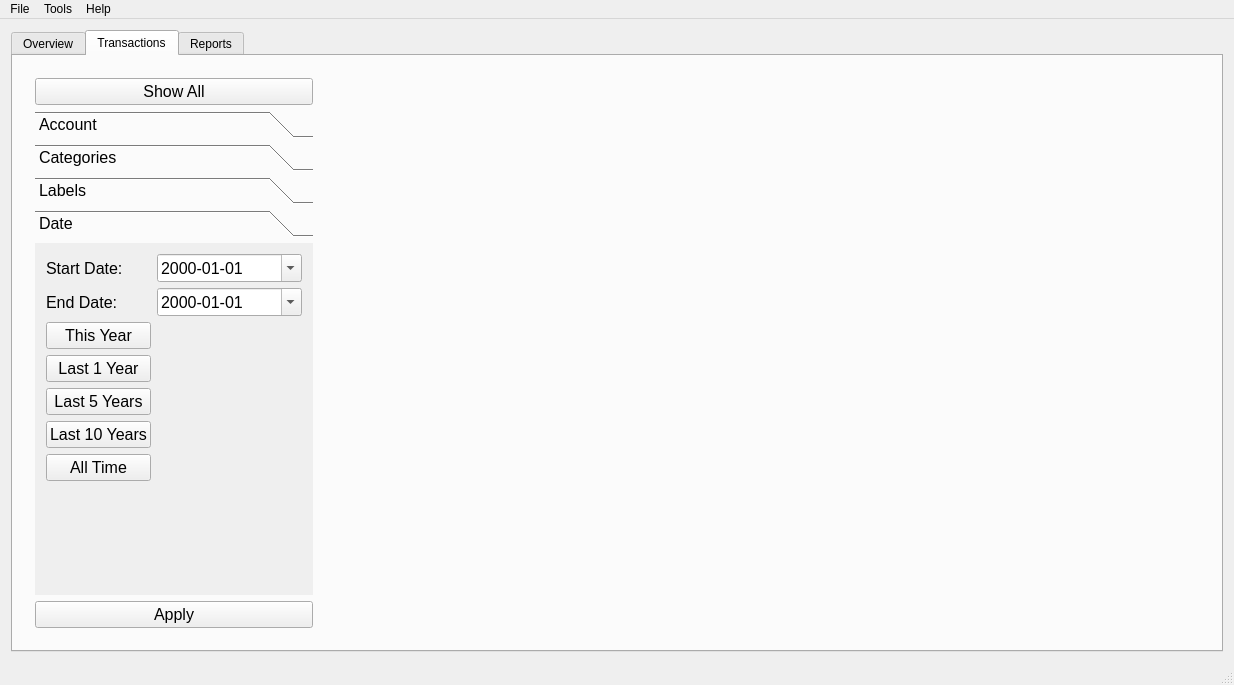
Above: transactionmanager.ui from tallest4eva/qt-TransactionManager before the change. Below: the same form after it.
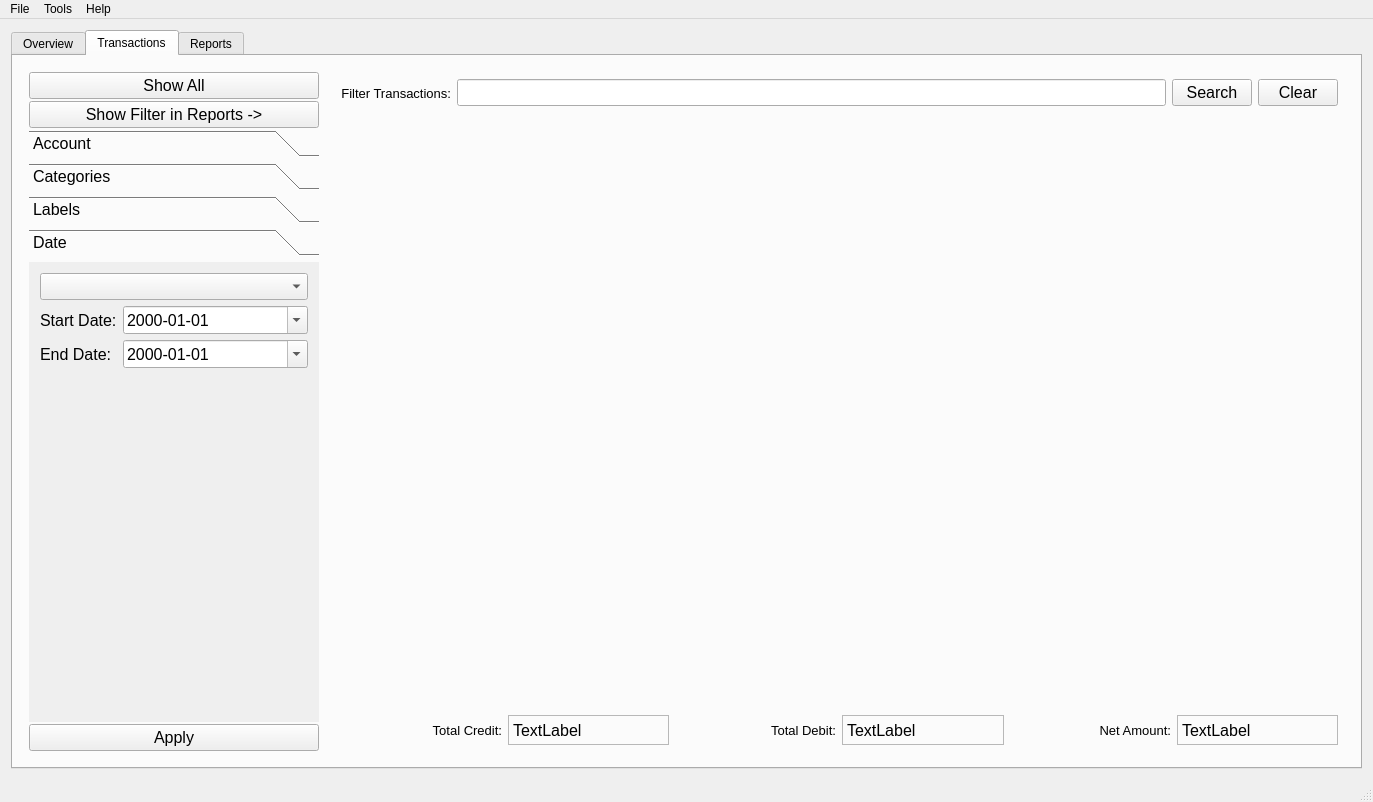
That is the form after the change. The open tabs and pages were chosen to show the change. Icons and pictures are not drawn.

Commit message: Added numerous features to Transaction Manaber.

```diff
--- a/transactionmanager.ui
+++ b/transactionmanager.ui
@@ -6,8 +6,8 @@
    <rect>
     <x>0</x>
     <y>0</y>
-    <width>1234</width>
-    <height>685</height>
+    <width>1373</width>
+    <height>802</height>
    </rect>
   </property>
   <property name="windowTitle">
@@ -291,6 +291,21 @@
            </size>
           </property>
           <layout class="QVBoxLayout" name="verticalLayout_14">
+           <property name="spacing">
+            <number>2</number>
+           </property>
+           <property name="leftMargin">
+            <number>5</number>
+           </property>
+           <property name="topMargin">
+            <number>5</number>
+           </property>
+           <property name="rightMargin">
+            <number>5</number>
+           </property>
+           <property name="bottomMargin">
+            <number>5</number>
+           </property>
            <item>
             <widget class="QPushButton" name="transactionAllButton">
              <property name="font">
@@ -303,6 +318,18 @@
              </property>
             </widget>
            </item>
+           <item>
+            <widget class="QPushButton" name="transactionShowInReportsButton">
+             <property name="font">
+              <font>
+               <pointsize>12</pointsize>
+              </font>
+             </property>
+             <property name="text">
+              <string>Show Filter in Reports -&gt;</string>
+             </property>
+            </widget>
+           </item>
            <item>
             <widget class="QToolBox" name="transactionToolBox">
              <property name="font">
@@ -450,8 +477,8 @@
                <rect>
                 <x>0</x>
                 <y>0</y>
-                <width>250</width>
-                <height>255</height>
+                <width>211</width>
+                <height>111</height>
                </rect>
               </property>
               <attribute name="label">
@@ -461,7 +488,10 @@
                <property name="fieldGrowthPolicy">
                 <enum>QFormLayout::AllNonFixedFieldsGrow</enum>
                </property>
-               <item row="0" column="0">
+               <item row="0" column="0" colspan="2">
+                <widget class="QComboBox" name="transactionDateComboBox"/>
+               </item>
+               <item row="1" column="0">
                 <widget class="QLabel" name="transactionStartDateLabel">
                  <property name="maximumSize">
                   <size>
@@ -474,7 +504,7 @@
                  </property>
                 </widget>
                </item>
-               <item row="0" column="1">
+               <item row="1" column="1">
                 <widget class="QDateEdit" name="transactionStartDateEdit">
                  <property name="specialValueText">
                   <string/>
@@ -487,14 +517,14 @@
                  </property>
                 </widget>
                </item>
-               <item row="2" column="0">
+               <item row="3" column="0">
                 <widget class="QLabel" name="transactionEndDateLabel">
                  <property name="text">
                   <string>End Date:</string>
                  </property>
                 </widget>
                </item>
-               <item row="2" column="1">
+               <item row="3" column="1">
                 <widget class="QDateEdit" name="transactionEndDateEdit">
                  <property name="displayFormat">
                   <string>yyyy-MM-dd</string>
@@ -504,101 +534,6 @@
                  </property>
                 </widget>
                </item>
-               <item row="3" column="0">
-                <widget class="QPushButton" name="transactionDateThisYearButton">
-                 <property name="sizePolicy">
-                  <sizepolicy hsizetype="Preferred" vsizetype="Fixed">
-                   <horstretch>0</horstretch>
-                   <verstretch>0</verstretch>
-                  </sizepolicy>
-                 </property>
-                 <property name="minimumSize">
-                  <size>
-                   <width>105</width>
-                   <height>0</height>
-                  </size>
-                 </property>
-                 <property name="text">
-                  <string>This Year</string>
-                 </property>
-                </widget>
-               </item>
-               <item row="4" column="0">
-                <widget class="QPushButton" name="transactionDate1YearButton">
-                 <property name="sizePolicy">
-                  <sizepolicy hsizetype="Preferred" vsizetype="Fixed">
-                   <horstretch>0</horstretch>
-                   <verstretch>0</verstretch>
-                  </sizepolicy>
-                 </property>
-                 <property name="minimumSize">
-                  <size>
-                   <width>105</width>
-                   <height>0</height>
-                  </size>
-                 </property>
-                 <property name="text">
-                  <string>Last 1 Year</string>
-                 </property>
-                </widget>
-               </item>
-               <item row="5" column="0">
-                <widget class="QPushButton" name="transactionDate5YearButton">
-                 <property name="sizePolicy">
-                  <sizepolicy hsizetype="Preferred" vsizetype="Fixed">
-                   <horstretch>0</horstretch>
-                   <verstretch>0</verstretch>
-                  </sizepolicy>
-                 </property>
-                 <property name="minimumSize">
-                  <size>
-                   <width>105</width>
-                   <height>0</height>
-                  </size>
-                 </property>
-                 <property name="text">
-                  <string>Last 5 Years</string>
-                 </property>
-                </widget>
-               </item>
-               <item row="6" column="0">
-                <widget class="QPushButton" name="transactionDate10YearButton">
-                 <property name="sizePolicy">
-                  <sizepolicy hsizetype="Preferred" vsizetype="Fixed">
-                   <horstretch>0</horstretch>
-                   <verstretch>0</verstretch>
-                  </sizepolicy>
-                 </property>
-                 <property name="minimumSize">
-                  <size>
-                   <width>105</width>
-                   <height>0</height>
-                  </size>
-                 </property>
-                 <property name="text">
-                  <string>Last 10 Years</string>
-                 </property>
-                </widget>
-               </item>
-               <item row="7" column="0">
-                <widget class="QPushButton" name="transactionDateAllTimeButton">
-                 <property name="sizePolicy">
-                  <sizepolicy hsizetype="Preferred" vsizetype="Fixed">
-                   <horstretch>0</horstretch>
-                   <verstretch>0</verstretch>
-                  </sizepolicy>
-                 </property>
-                 <property name="minimumSize">
-                  <size>
-                   <width>105</width>
-                   <height>0</height>
-                  </size>
-                 </property>
-                 <property name="text">
-                  <string>All Time</string>
-                 </property>
-                </widget>
-               </item>
               </layout>
              </widget>
             </widget>
@@ -619,14 +554,252 @@
          </widget>
         </item>
         <item>
-         <widget class="QWidget" name="transactionListWidget" native="true">
+         <widget class="QWidget" name="transactionTabWidget" native="true">
           <property name="sizePolicy">
            <sizepolicy hsizetype="Expanding" vsizetype="Preferred">
             <horstretch>0</horstretch>
             <verstretch>0</verstretch>
            </sizepolicy>
           </property>
-          <layout class="QHBoxLayout" name="horizontalLayout_18"/>
+          <layout class="QVBoxLayout" name="horizontalLayout_21">
+           <item>
+            <widget class="QWidget" name="transactionSearchWidget" native="true">
+             <property name="maximumSize">
+              <size>
+               <width>16777215</width>
+               <height>30</height>
+              </size>
+             </property>
+             <layout class="QHBoxLayout" name="horizontalLayout_18">
+              <property name="leftMargin">
+               <number>0</number>
+              </property>
+              <property name="topMargin">
+               <number>0</number>
+              </property>
+              <property name="rightMargin">
+               <number>0</number>
+              </property>
+              <property name="bottomMargin">
+               <number>0</number>
+              </property>
+              <item>
+               <widget class="QLabel" name="transactionSearchLabel">
+                <property name="font">
+                 <font>
+                  <pointsize>10</pointsize>
+                 </font>
+                </property>
+                <property name="text">
+                 <string>Filter Transactions:</string>
+                </property>
+                <property name="alignment">
+                 <set>Qt::AlignRight|Qt::AlignTrailing|Qt::AlignVCenter</set>
+                </property>
+               </widget>
+              </item>
+              <item>
+               <widget class="QLineEdit" name="transactionSearchTextLineEdit">
+                <property name="minimumSize">
+                 <size>
+                  <width>0</width>
+                  <height>25</height>
+                 </size>
+                </property>
+                <property name="font">
+                 <font>
+                  <pointsize>12</pointsize>
+                 </font>
+                </property>
+               </widget>
+              </item>
+              <item>
+               <widget class="QPushButton" name="transactionSearchButton">
+                <property name="font">
+                 <font>
+                  <pointsize>12</pointsize>
+                 </font>
+                </property>
+                <property name="text">
+                 <string>Search</string>
+                </property>
+               </widget>
+              </item>
+              <item>
+               <widget class="QPushButton" name="transactionSearchClearButton">
+                <property name="font">
+                 <font>
+                  <pointsize>12</pointsize>
+                 </font>
+                </property>
+                <property name="text">
+                 <string>Clear</string>
+                </property>
+               </widget>
+              </item>
+             </layout>
+            </widget>
+           </item>
+           <item>
+            <widget class="QWidget" name="transactionListWidget" native="true">
+             <layout class="QHBoxLayout" name="horizontalLayout_20">
+              <property name="leftMargin">
+               <number>0</number>
+              </property>
+              <property name="topMargin">
+               <number>0</number>
+              </property>
+              <property name="rightMargin">
+               <number>0</number>
+              </property>
+              <property name="bottomMargin">
+               <number>0</number>
+              </property>
+             </layout>
+            </widget>
+           </item>
+           <item>
+            <widget class="QWidget" name="transactionDisplayWidget" native="true">
+             <property name="maximumSize">
+              <size>
+               <width>16777215</width>
+               <height>30</height>
+              </size>
+             </property>
+             <layout class="QHBoxLayout" name="horizontalLayout_19">
+              <property name="leftMargin">
+               <number>0</number>
+              </property>
+              <property name="topMargin">
+               <number>0</number>
+              </property>
+              <property name="rightMargin">
+               <number>0</number>
+              </property>
+              <property name="bottomMargin">
+               <number>0</number>
+              </property>
+              <item>
+               <widget class="QLabel" name="transactionDisplayCreditLabel">
+                <property name="font">
+                 <font>
+                  <pointsize>10</pointsize>
+                 </font>
+                </property>
+                <property name="text">
+                 <string>Total Credit:</string>
+                </property>
+                <property name="alignment">
+                 <set>Qt::AlignRight|Qt::AlignTrailing|Qt::AlignVCenter</set>
+                </property>
+               </widget>
+              </item>
+              <item>
+               <widget class="QLabel" name="transactionDisplayCreditValue">
+                <property name="minimumSize">
+                 <size>
+                  <width>0</width>
+                  <height>25</height>
+                 </size>
+                </property>
+                <property name="font">
+                 <font>
+                  <pointsize>12</pointsize>
+                 </font>
+                </property>
+                <property name="frameShape">
+                 <enum>QFrame::StyledPanel</enum>
+                </property>
+                <property name="frameShadow">
+                 <enum>QFrame::Sunken</enum>
+                </property>
+                <property name="text">
+                 <string>TextLabel</string>
+                </property>
+               </widget>
+              </item>
+              <item>
+               <widget class="QLabel" name="transactionDisplayDebitLabel">
+                <property name="font">
+                 <font>
+                  <pointsize>10</pointsize>
+                 </font>
+                </property>
+                <property name="text">
+                 <string>Total Debit:</string>
+                </property>
+                <property name="alignment">
+                 <set>Qt::AlignRight|Qt::AlignTrailing|Qt::AlignVCenter</set>
+                </property>
+               </widget>
+              </item>
+              <item>
+               <widget class="QLabel" name="transactionDisplayDebitValue">
+                <property name="minimumSize">
+                 <size>
+                  <width>0</width>
+                  <height>25</height>
+                 </size>
+                </property>
+                <property name="font">
+                 <font>
+                  <pointsize>12</pointsize>
+                 </font>
+                </property>
+                <property name="frameShape">
+                 <enum>QFrame::StyledPanel</enum>
+                </property>
+                <property name="frameShadow">
+                 <enum>QFrame::Sunken</enum>
+                </property>
+                <property name="text">
+                 <string>TextLabel</string>
+                </property>
+               </widget>
+              </item>
+              <item>
+               <widget class="QLabel" name="transactionDisplayNetLabel">
+                <property name="font">
+                 <font>
+                  <pointsize>10</pointsize>
+                 </font>
+                </property>
+                <property name="text">
+                 <string>Net Amount:</string>
+                </property>
+                <property name="alignment">
+                 <set>Qt::AlignRight|Qt::AlignTrailing|Qt::AlignVCenter</set>
+                </property>
+               </widget>
+              </item>
+              <item>
+               <widget class="QLabel" name="transactionDisplayNetValue">
+                <property name="minimumSize">
+                 <size>
+                  <width>0</width>
+                  <height>25</height>
+                 </size>
+                </property>
+                <property name="font">
+                 <font>
+                  <pointsize>12</pointsize>
+                 </font>
+                </property>
+                <property name="frameShape">
+                 <enum>QFrame::StyledPanel</enum>
+                </property>
+                <property name="frameShadow">
+                 <enum>QFrame::Sunken</enum>
+                </property>
+                <property name="text">
+                 <string>TextLabel</string>
+                </property>
+               </widget>
+              </item>
+             </layout>
+            </widget>
+           </item>
+          </layout>
          </widget>
         </item>
        </layout>
@@ -1101,8 +1274,8 @@
     <rect>
      <x>0</x>
      <y>0</y>
-     <width>1234</width>
-     <height>18</height>
+     <width>1373</width>
+     <height>21</height>
     </rect>
    </property>
    <widget class="QMenu" name="menuFile">
```
Left out of the diff: 606 changed lines with no effect on the pictures. The commit also changes 90 other files.
